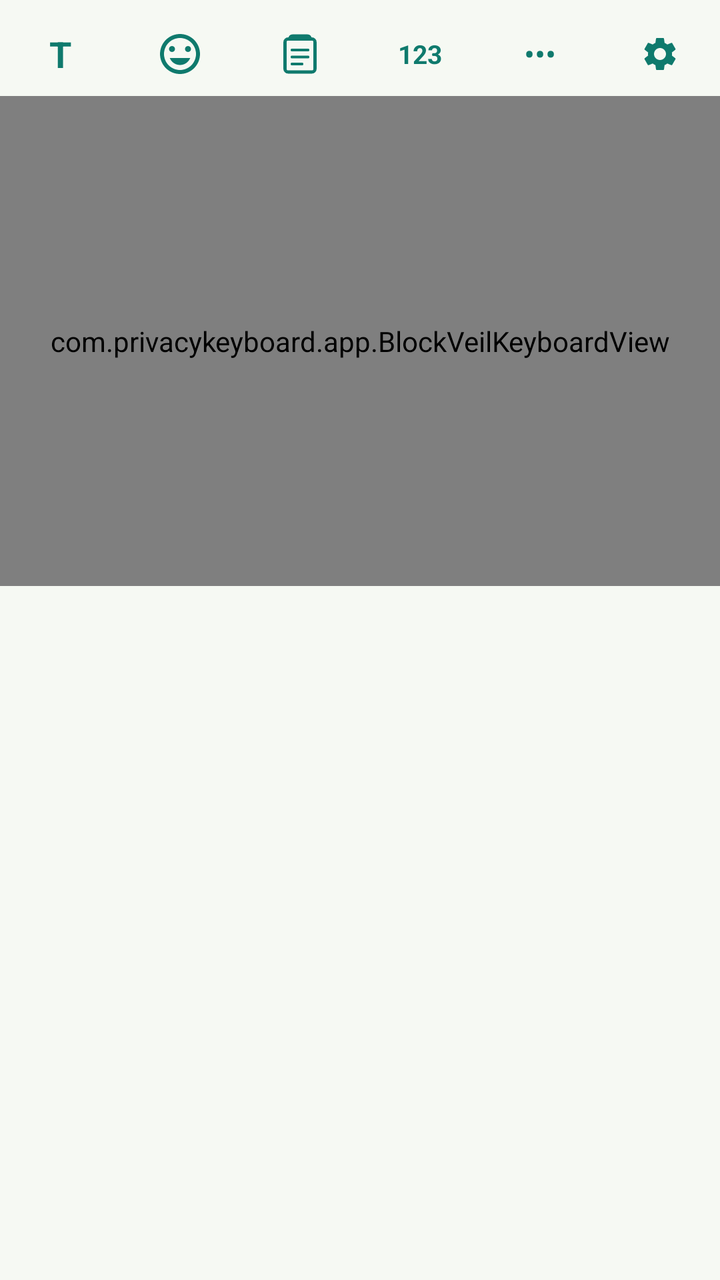
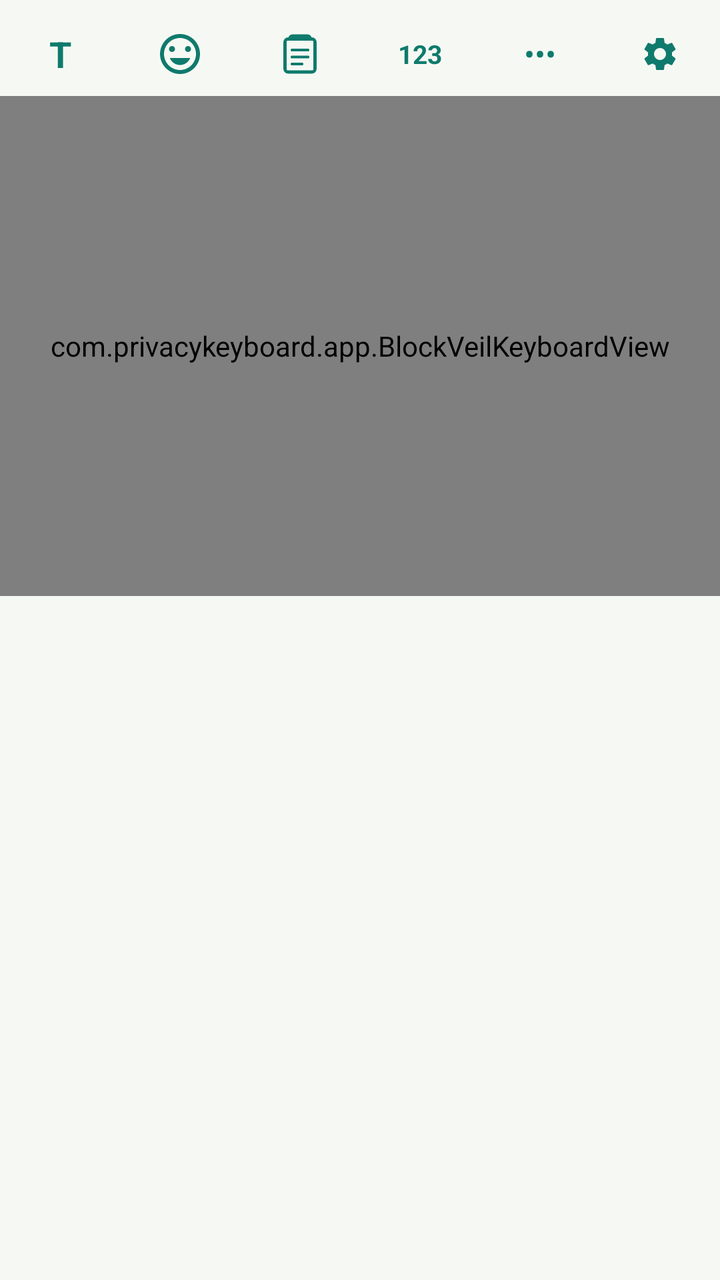

The first picture is an Android layout as it rendered before a commit; the second is the same layout after the commit. The layout source and the unified diff follow.
<!-- AndroidManifest.xml: application theme Theme.BlockVeil -->
<!-- res/layout/input_view.xml -->
<?xml version="1.0" encoding="utf-8"?>
<LinearLayout xmlns:android="http://schemas.android.com/apk/res/android"
    android:layout_width="match_parent"
    android:layout_height="wrap_content"
    android:orientation="vertical"
    android:background="@color/ime_bg"
    android:paddingTop="6dp"
    android:paddingBottom="0dp">

    <LinearLayout
        android:id="@+id/suggestion_strip"
        android:layout_width="match_parent"
        android:layout_height="42dp"
        android:orientation="horizontal"
        android:background="@color/ime_bg"
        android:gravity="center_vertical">

        <TextView
            android:id="@+id/icon_text_tool"
            android:layout_width="0dp"
            android:layout_height="match_parent"
            android:layout_weight="1"
            android:gravity="center"
            android:text="@string/icon_text_tool"
            android:textColor="@color/ime_key_function"
            android:textStyle="bold"
            android:textSize="18sp" />

        <LinearLayout
            android:id="@+id/toolbar_icons_group"
            android:layout_width="0dp"
            android:layout_height="match_parent"
            android:layout_weight="5"
            android:orientation="horizontal"
            android:gravity="center_vertical">

            <ImageView
                android:id="@+id/icon_emoji_top"
                android:layout_width="0dp"
                android:layout_height="24dp"
                android:layout_weight="1"
                android:src="@drawable/sentiment_satisfied_24"
                android:tint="@color/ime_key_function"
                android:scaleType="centerInside" />

            <ImageView
                android:id="@+id/clipboard_button"
                android:layout_width="0dp"
                android:layout_height="24dp"
                android:layout_weight="1"
                android:src="@drawable/ic_top_clipboard"
                android:scaleType="centerInside" />

            <TextView
                android:id="@+id/icon_123_top"
                android:layout_width="0dp"
                android:layout_height="match_parent"
                android:layout_weight="1"
                android:gravity="center"
                android:text="@string/icon_123_top"
                android:textColor="@color/ime_key_function"
                android:textStyle="bold"
                android:textSize="13sp" />

            <TextView
                android:id="@+id/icon_more_options"
                android:layout_width="0dp"
                android:layout_height="match_parent"
                android:layout_weight="1"
                android:gravity="center"
                android:text="@string/icon_more_options"
                android:textColor="@color/ime_key_function"
                android:textSize="16sp" />

            <ImageView
                android:id="@+id/settings_header_button"
                android:layout_width="0dp"
                android:layout_height="20dp"
                android:layout_weight="1"
                android:src="@drawable/ic_settings_gear"
                android:scaleType="centerInside" />
        </LinearLayout>

        <LinearLayout
            android:id="@+id/suggestions_group"
            android:layout_width="0dp"
            android:layout_height="match_parent"
            android:layout_weight="5"
            android:orientation="horizontal"
            android:visibility="gone">

            <TextView
                android:id="@+id/suggestion_1"
                android:layout_width="0dp"
                android:layout_height="match_parent"
                android:layout_weight="1"
                android:gravity="center"
                android:textColor="@color/ime_suggestion_text"
                android:textSize="16sp" />

            <TextView
                android:id="@+id/suggestion_2"
                android:layout_width="0dp"
                android:layout_height="match_parent"
                android:layout_weight="1"
                android:gravity="center"
                android:textColor="@color/ime_suggestion_text"
                android:textSize="16sp" />

            <TextView
                android:id="@+id/suggestion_3"
                android:layout_width="0dp"
                android:layout_height="match_parent"
                android:layout_weight="1"
                android:gravity="center"
                android:textColor="@color/ime_suggestion_text"
                android:textSize="16sp" />
        </LinearLayout>
    </LinearLayout>

    <FrameLayout
        android:layout_width="match_parent"
        android:layout_height="245dp">

        <com.privacykeyboard.app.BlockVeilKeyboardView
            android:id="@+id/keyboard_view"
            android:layout_width="match_parent"
            android:layout_height="match_parent"
            android:background="@color/ime_bg"
            android:shadowColor="#00000000"
            android:shadowRadius="0" />

        <LinearLayout
            android:id="@+id/clipboard_panel"
            android:layout_width="match_parent"
            android:layout_height="match_parent"
            android:orientation="vertical"
            android:background="@color/ime_bg"
            android:visibility="gone">

            <LinearLayout
                android:layout_width="match_parent"
                android:layout_height="wrap_content"
                android:orientation="horizontal"
                android:gravity="center_vertical"
                android:padding="10dp">

                <ImageView
                    android:id="@+id/clipboard_close_button"
                    android:layout_width="26dp"
                    android:layout_height="26dp"
                    android:src="@drawable/arrow_back_24"
                    android:tint="@color/ime_text_primary"
                    android:contentDescription="@string/back_arrow"
                    android:paddingEnd="12dp" />

                <View
                    android:layout_width="0dp"
                    android:layout_height="1dp"
                    android:layout_weight="1" />

                <TextView
                    android:id="@+id/clipboard_clear_button"
                    android:layout_width="wrap_content"
                    android:layout_height="wrap_content"
                    android:text="@string/clear_all"
                    android:textColor="@color/ime_text_secondary"
                    android:textSize="13sp" />
            </LinearLayout>

            <ScrollView
                android:layout_width="match_parent"
                android:layout_height="0dp"
                android:layout_weight="1">

                <LinearLayout
                    android:id="@+id/clipboard_list"
                    android:layout_width="match_parent"
                    android:layout_height="wrap_content"
                    android:orientation="vertical" />
            </ScrollView>

        </LinearLayout>

        <LinearLayout
            android:id="@+id/emoji_panel"
            android:layout_width="match_parent"
            android:layout_height="match_parent"
            android:orientation="vertical"
            android:background="@color/ime_bg"
            android:visibility="gone">

            <LinearLayout
                android:id="@+id/emoji_category_row"
                android:layout_width="match_parent"
                android:layout_height="40dp"
                android:orientation="horizontal"
                android:background="@color/ime_bg" />

            <View
                android:layout_width="match_parent"
                android:layout_height="1dp"
                android:background="#E0E0E0" />

            <FrameLayout
                android:layout_width="match_parent"
                android:layout_height="0dp"
                android:layout_weight="1"
                android:background="@color/ime_bg">

                <TextView
                    android:layout_width="wrap_content"
                    android:layout_height="wrap_content"
                    android:layout_gravity="center"
                    android:text="@string/emoji_coming_soon"
                    android:textColor="@color/ime_text_secondary"
                    android:textSize="13sp" />
            </FrameLayout>

            <LinearLayout
                android:layout_width="match_parent"
                android:layout_height="wrap_content"
                android:orientation="horizontal"
                android:background="@color/ime_bg"
                android:padding="8dp">

                <TextView
                    android:id="@+id/emoji_abc_button"
                    android:layout_width="wrap_content"
                    android:layout_height="wrap_content"
                    android:text="ABC"
                    android:textColor="@color/ime_key_function"
                    android:textStyle="bold"
                    android:textSize="15sp"
                    android:padding="8dp" />
            </LinearLayout>

        </LinearLayout>

    </FrameLayout>

</LinearLayout>
<!-- resources referenced by this layout -->
<resources>
  <color name="ime_bg">#F6F9F3</color>
  <color name="ime_key_function">#0F7A6D</color>
  <color name="ime_suggestion_text">#174A3D</color>
  <color name="ime_text_primary">#174A3D</color>
  <color name="ime_text_secondary">#3A5F52</color>
  <!-- drawable arrow_back_24 (drawable) -->
  <?xml version="1.0" encoding="utf-8"?>
  <vector xmlns:android="http://schemas.android.com/apk/res/android"
      android:width="24dp"
      android:height="24dp"
      android:viewportWidth="24"
      android:viewportHeight="24">
      <path
          android:pathData="M 20,11 L 7.83,11 L 13.42,5.41 L 12,4 L 4,12 L 12,20 L 13.41,18.59 L 7.83,13 L 20,13 Z"
          android:fillColor="#FFFFFF" />
  </vector>
  <!-- drawable ic_top_clipboard (drawable) -->
  <?xml version="1.0" encoding="utf-8"?>
  <vector xmlns:android="http://schemas.android.com/apk/res/android"
      android:width="24dp"
      android:height="24dp"
      android:viewportWidth="24"
      android:viewportHeight="24">
  
      <path
          android:fillColor="#00000000"
          android:strokeColor="@color/ime_key_function"
          android:strokeWidth="1.6"
          android:pathData="M7,5 L7,4.2 C7,3.5 7.5,3 8.2,3 L15.8,3 C16.5,3 17,3.5 17,4.2 L17,5" />
  
      <path
          android:fillColor="#00000000"
          android:strokeColor="@color/ime_key_function"
          android:strokeWidth="1.6"
          android:strokeLineJoin="round"
          android:pathData="M6,4.5 L18,4.5 C18.8,4.5 19.5,5.2 19.5,6 L19.5,19.5 C19.5,20.3 18.8,21 18,21 L6,21 C5.2,21 4.5,20.3 4.5,19.5 L4.5,6 C4.5,5.2 5.2,4.5 6,4.5 Z" />
  
      <path
          android:fillColor="#00000000"
          android:strokeColor="@color/ime_key_function"
          android:strokeWidth="1.4"
          android:strokeLineCap="round"
          android:pathData="M8,10 L16,10 M8,13.5 L16,13.5 M8,17 L13,17" />
  </vector>
  <!-- drawable sentiment_satisfied_24 (drawable) -->
  <?xml version="1.0" encoding="utf-8"?>
  <vector xmlns:android="http://schemas.android.com/apk/res/android"
      android:width="24dp"
      android:height="24dp"
      android:viewportWidth="24"
      android:viewportHeight="24">
  
      <path
          android:fillColor="#FF000000"
          android:pathData="M12,2 C6.48,2 2,6.48 2,12 C2,17.52 6.48,22 12,22 C17.52,22 22,17.52 22,12 C22,6.48 17.52,2 12,2 Z M12,20 C7.59,20 4,16.41 4,12 C4,7.59 7.59,4 12,4 C16.41,4 20,7.59 20,12 C20,16.41 16.41,20 12,20 Z" />
  
      <path
          android:fillColor="#FF000000"
          android:pathData="M8,11 C8.83,11 9.5,10.33 9.5,9.5 C9.5,8.67 8.83,8 8,8 C7.17,8 6.5,8.67 6.5,9.5 C6.5,10.33 7.17,11 8,11 Z" />
  
      <path
          android:fillColor="#FF000000"
          android:pathData="M16,11 C16.83,11 17.5,10.33 17.5,9.5 C17.5,8.67 16.83,8 16,8 C15.17,8 14.5,8.67 14.5,9.5 C14.5,10.33 15.17,11 16,11 Z" />
  
      <path
          android:fillColor="#FF000000"
          android:pathData="M12,17.5 C14.33,17.5 16.31,16.04 17.11,14 L6.89,14 C7.69,16.04 9.67,17.5 12,17.5 Z" />
  </vector>
  <string name="back_arrow">Back</string>
  <string name="clear_all">Clear all</string>
  <string name="emoji_coming_soon">Emoji picker coming soon</string>
  <string name="icon_123_top">123</string>
  <string name="icon_more_options">•••</string>
  <string name="icon_text_tool">T</string>
  <style name="Theme.BlockVeil" parent="android:Theme.Material.NoActionBar">
          <item name="android:windowBackground">@color/bg_dark</item>
          <item name="android:statusBarColor">@color/bg_dark</item>
          <item name="android:navigationBarColor">@color/bg_dark</item>
          <item name="android:colorAccent">@color/accent_mint</item>
      </style>
  <color name="bg_dark">#0D1F1A</color>
  <color name="accent_mint">#6FE7B0</color>
  <!-- unchanged entries left out for length: 1 -->
</resources>

<!-- the commit's change to res/layout/input_view.xml (unified diff, before → after) -->
@@ -120,7 +120,7 @@
 
     <FrameLayout
         android:layout_width="match_parent"
-        android:layout_height="245dp">
+        android:layout_height="250dp">
 
         <com.privacykeyboard.app.BlockVeilKeyboardView
             android:id="@+id/keyboard_view"
